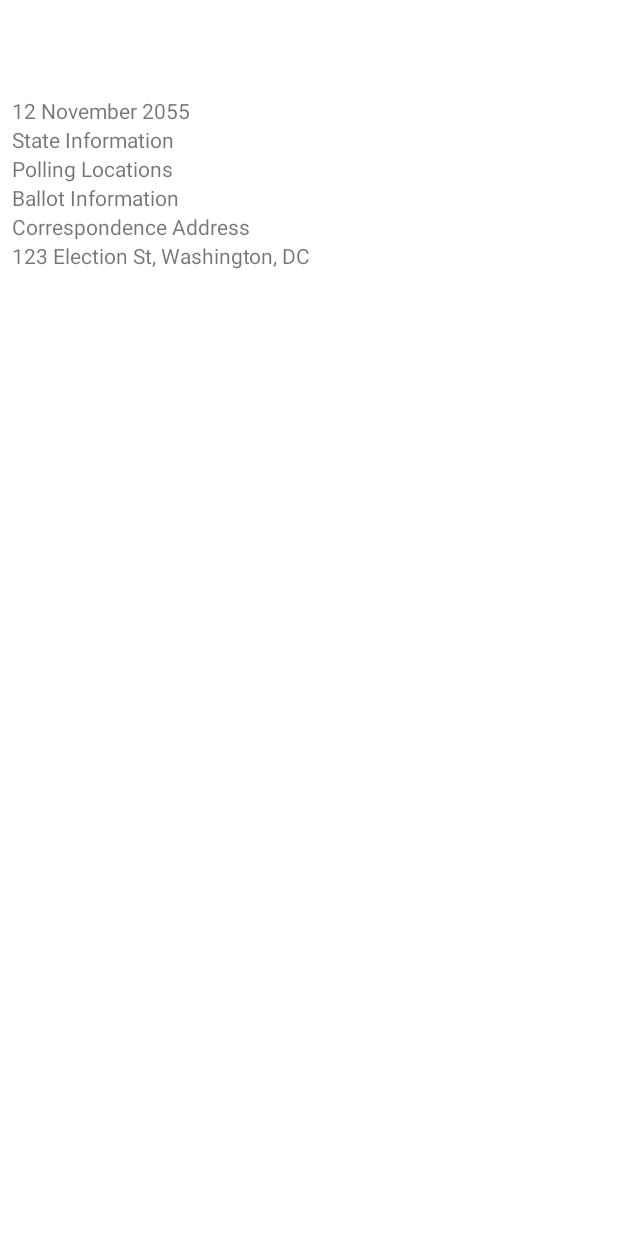
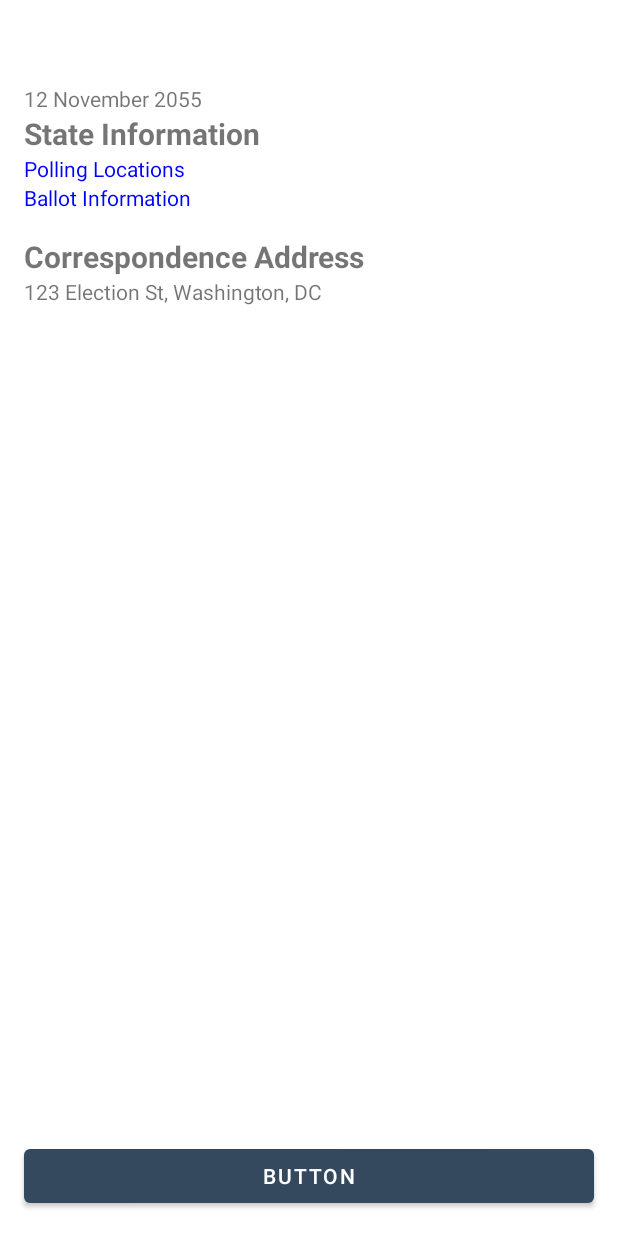
Before and after one commit to skylar80004/Udacity-Android-Project5-Political, an Android app: the layout fragment_voter_info.xml on its own in the app's theme, with its tools: preview values and no code run, on a phone screen of 412 x 824 dp. Run offline under Robolectric (Android 15) with nearby library versions, the phone set to English and light mode, and no system bars.

Commit message:
Added logic to UI for VoterInfo view

```diff
--- a/app/build.gradle
+++ b/app/build.gradle
@@ -70,6 +70,7 @@ dependencies {
     // Room
     implementation "androidx.room:room-runtime:$version_room"
     kapt "androidx.room:room-compiler:$version_room"
+    implementation "androidx.room:room-ktx:$version_room"
 
     // Location
     implementation "com.google.android.gms:play-services-location:$version_play_services_location"
--- a/app/src/main/java/com/example/android/politicalpreparedness/election/ElectionsViewModelFactory.kt
+++ b/app/src/main/java/com/example/android/politicalpreparedness/election/ElectionsViewModelFactory.kt
@@ -3,14 +3,16 @@ package com.example.android.politicalpreparedness.election
 import androidx.lifecycle.ViewModel
 import androidx.lifecycle.ViewModelProvider
 import com.example.android.politicalpreparedness.data.ElectionDataSource
+import com.example.android.politicalpreparedness.database.ElectionDao
 
 class ElectionsViewModelFactory(
-    private val electionsDataSource: ElectionDataSource
+    private val electionsDataSource: ElectionDataSource,
+    private val electionDao: ElectionDao
 ) : ViewModelProvider.Factory {
     @Suppress("unchecked_cast")
     override fun <T : ViewModel> create(modelClass: Class<T>): T {
         if (modelClass.isAssignableFrom(ElectionsViewModel::class.java)) {
-            return ElectionsViewModel(electionsDataSource = electionsDataSource) as T
+            return ElectionsViewModel(electionsDataSource = electionsDataSource, electionDao = electionDao) as T
         }
         throw IllegalArgumentException("Unknown ViewModel class")
     }
--- a/app/src/main/res/layout/fragment_voter_info.xml
+++ b/app/src/main/res/layout/fragment_voter_info.xml
@@ -4,7 +4,6 @@
     xmlns:tools="http://schemas.android.com/tools">
 
     <data>
-
         <variable
             name="viewModel"
             type="com.example.android.politicalpreparedness.election.VoterInfoViewModel" />
@@ -26,7 +25,6 @@
             app:layout_constraintStart_toStartOf="parent"
             app:layout_constraintTop_toTopOf="parent" />
 
-        <!-- TODO: Add title to toolbar -->
         <androidx.appcompat.widget.Toolbar
             android:id="@+id/election_name"
             android:layout_width="match_parent"
@@ -36,42 +34,54 @@
             app:layout_constraintTop_toTopOf="parent"
             app:title="@{viewModel.election.name}" />
 
-        <!-- TODO: Add visual styling -->
         <TextView
             android:id="@+id/election_date"
-            android:layout_width="match_parent"
+            android:layout_width="0dp"
             android:layout_height="wrap_content"
-            android:layout_margin="@dimen/default_padding"
+            android:layout_marginStart="@dimen/medium_padding"
+            android:layout_marginEnd="@dimen/medium_padding"
             android:text="@{viewModel.election.name}"
+            app:layout_constraintEnd_toEndOf="parent"
+            app:layout_constraintStart_toStartOf="parent"
             app:layout_constraintTop_toBottomOf="@id/election_name"
             tools:text="12 November 2055" />
 
-        <!-- TODO: Add visual styling and content -->
         <TextView
             android:id="@+id/state_header"
-            android:layout_width="wrap_content"
+            style="@style/HeaderStyle"
+            android:layout_width="0dp"
             android:layout_height="wrap_content"
-            app:layout_constraintStart_toStartOf="@id/election_date"
+            android:layout_marginStart="@dimen/medium_padding"
+            android:text="@string/state_information"
+            app:layout_constraintEnd_toEndOf="parent"
+            app:layout_constraintHorizontal_bias="0.0"
+            app:layout_constraintStart_toStartOf="parent"
             app:layout_constraintTop_toBottomOf="@id/election_date"
             tools:text="State Information" />
 
-        <!-- TODO: Add click binding to open web URL -->
-        <!-- TODO: Add visual styling and content -->
         <TextView
             android:id="@+id/state_locations"
-            android:layout_width="wrap_content"
+            style="@style/HyperlinkText"
+            android:layout_width="0dp"
             android:layout_height="wrap_content"
-            app:layout_constraintStart_toStartOf="@id/election_date"
+            android:layout_marginStart="@dimen/medium_padding"
+            android:text="@string/polling_locations"
+            app:layout_constraintEnd_toEndOf="parent"
+            app:layout_constraintHorizontal_bias="0.0"
+            app:layout_constraintStart_toStartOf="parent"
             app:layout_constraintTop_toBottomOf="@id/state_header"
             tools:text="Polling Locations" />
 
-        <!-- TODO: Add click binding to open web URL -->
-        <!-- TODO: Add visual styling and content -->
         <TextView
             android:id="@+id/state_ballot"
-            android:layout_width="wrap_content"
+            style="@style/HyperlinkText"
+            android:layout_width="0dp"
             android:layout_height="wrap_content"
-            app:layout_constraintStart_toStartOf="@id/election_date"
+            android:layout_marginStart="@dimen/medium_padding"
+            android:text="@string/ballot_information"
+            app:layout_constraintEnd_toEndOf="parent"
+            app:layout_constraintHorizontal_bias="0.0"
+            app:layout_constraintStart_toStartOf="parent"
             app:layout_constraintTop_toBottomOf="@id/state_locations"
             tools:text="Ballot Information" />
 
@@ -81,23 +91,45 @@
             android:layout_height="wrap_content"
             app:constraint_referenced_ids="state_correspondence_header,address" />
 
-        <!-- TODO: Add visual styling and content -->
         <TextView
             android:id="@+id/state_correspondence_header"
-            android:layout_width="wrap_content"
+            style="@style/HeaderStyle"
+            android:layout_width="0dp"
             android:layout_height="wrap_content"
-            app:layout_constraintStart_toStartOf="@id/election_date"
+            android:layout_marginStart="@dimen/medium_padding"
+            android:layout_marginTop="@dimen/medium_padding"
+            android:layout_marginEnd="@dimen/medium_padding"
+            android:text="@string/correspondence_address"
+            app:layout_constraintEnd_toEndOf="parent"
+            app:layout_constraintHorizontal_bias="0.0"
+            app:layout_constraintStart_toStartOf="parent"
             app:layout_constraintTop_toBottomOf="@id/state_ballot"
             tools:text="Correspondence Address" />
 
-        <!-- TODO: Add data binding -->
         <TextView
             android:id="@+id/address"
-            android:layout_width="wrap_content"
+            android:layout_width="0dp"
             android:layout_height="wrap_content"
-            app:layout_constraintStart_toStartOf="@id/election_date"
+            android:layout_marginStart="@dimen/medium_padding"
+            android:layout_marginEnd="@dimen/medium_padding"
+            android:text="@{viewModel.correspondenceAddress}"
+            app:layout_constraintEnd_toEndOf="parent"
+            app:layout_constraintHorizontal_bias="0.0"
+            app:layout_constraintStart_toStartOf="parent"
             app:layout_constraintTop_toBottomOf="@id/state_correspondence_header"
             tools:text="123 Election St, Washington, DC" />
+
+        <Button
+            android:id="@+id/btn_follow_election"
+            android:layout_width="0dp"
+            android:layout_height="wrap_content"
+            android:layout_marginStart="16dp"
+            android:layout_marginEnd="16dp"
+            android:layout_marginBottom="16dp"
+            android:text="Button"
+            app:layout_constraintBottom_toBottomOf="parent"
+            app:layout_constraintEnd_toEndOf="parent"
+            app:layout_constraintStart_toStartOf="parent" />
 
         <!-- TODO: Add button to save election to Room -->
 
--- a/app/src/main/res/values/strings.xml
+++ b/app/src/main/res/values/strings.xml
@@ -5,6 +5,14 @@
     <string name="representatives">Representatives</string>
     <string name="saved_elections">Saved Elections</string>
 
+    <string name="correspondence_address">Correspondence Address</string>
+    <string name="state_information">State Information</string>
+    <string name="polling_locations"><u>Polling Locations</u></string>
+    <string name="ballot_information"><u>Ballot Information</u></string>
+
+    <string name="follow_election"><u>Follow election</u></string>
+    <string name="unfollow_election"><u>Unfollow election</u></string>
+
     <!-- TODO: Add necessary string values -->
 
 </resources>
--- a/app/src/main/res/values/styles.xml
+++ b/app/src/main/res/values/styles.xml
@@ -14,4 +14,12 @@
         <item name="android:textStyle">bold</item>
     </style>
 
+    <style name="HyperlinkText">
+        <item name="android:textColor">#0000FF</item>
+        <item name="android:textStyle">normal</item>
+        <item name="android:selectAllOnFocus">false</item>
+        <item name="android:linksClickable">false</item>
+        <item name="android:autoLink">all</item>
+    </style>
+
 </resources>
```
Also changed, not shown: app/src/main/java/com/example/android/politicalpreparedness/database/ElectionDao.kt (+13 -8 lines), app/src/main/java/com/example/android/politicalpreparedness/election/ElectionsFragment.kt (+39 -27 lines), app/src/main/java/com/example/android/politicalpreparedness/election/ElectionsViewModel.kt (+5 -9 lines), app/src/main/java/com/example/android/politicalpreparedness/election/VoterInfoFragment.kt (+37 -7 lines), app/src/main/java/com/example/android/politicalpreparedness/election/VoterInfoViewModel.kt (+111 -15 lines), app/src/main/java/com/example/android/politicalpreparedness/election/VoterInfoViewModelFactory.kt (+6 -3 lines).
